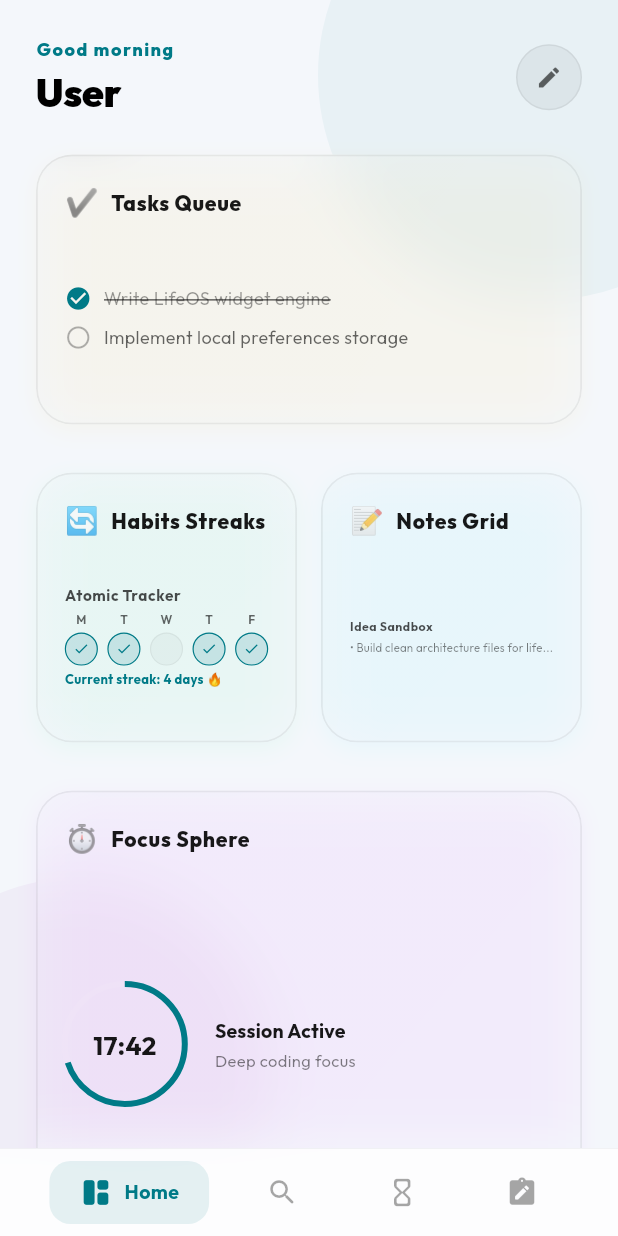
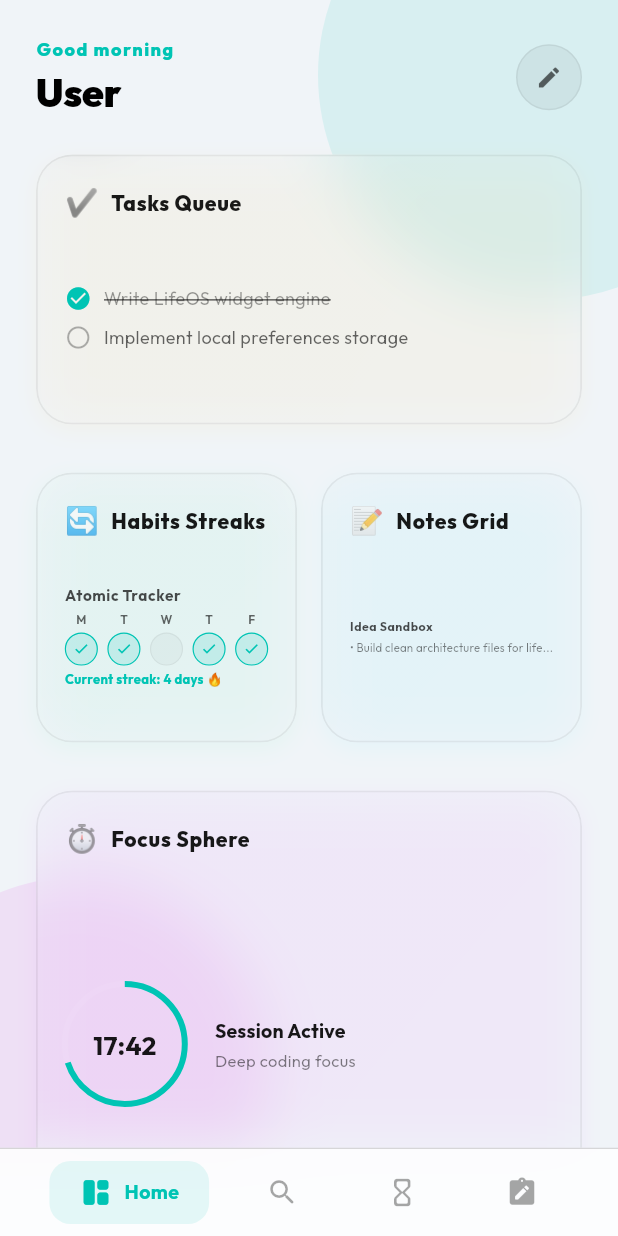
Before and after one commit to Ashwin-R05/Life_OS, a Flutter app: the HomeScreen screen opened by its route, on a phone screen of 412 x 824 dp. Run offline on Flutter 3.47's test engine with Material 3 defaults, Android fonts, the phone set to English and light mode, and no system bars; our stand-ins replace file_picker, google_fonts, open_file, permission_handler, shared_preferences; accounts and stored records are empty.

Commit message:
feat(ui): Redesign UI with a futuristic cyber aesthetic
- Updated `app_theme.dart` to use a darker base and Cyber Cyan/Magenta glows.
- Enhanced border visibility on the `home_screen.dart` glass bottom navigation.
- Increased opacity of the background blobs on `dashboard_screen.dart`.
- Adjusted Dart SDK constraint in `pubspec.yaml` to allow for local testing with Dart 3.11.0.

Co-authored-by: Ashwin-R05 <188135950+Ashwin-R05@users.noreply.github.com>

```diff
--- a/lib/core/theme/app_theme.dart
+++ b/lib/core/theme/app_theme.dart
@@ -2,30 +2,30 @@ import 'package:flutter/material.dart';
 import 'package:google_fonts/google_fonts.dart';
 
 class AppTheme {
-  // Theme Accent Colors
-  static const Color darkBackground = Color(0xFF090D16);
-  static const Color darkCardBackground = Color(0x0FFFFFFF);
-  static const Color darkBorderColor = Color(0x1BFFFFFF);
-  static const Color darkPrimaryGlow = Color(0xFF00FFF0); // Neon Cyan
-  static const Color darkSecondaryGlow = Color(0xFFBD00FF); // Neon Purple
+  // Futuristic Theme Accent Colors
+  static const Color darkBackground = Color(0xFF050505);
+  static const Color darkCardBackground = Color(0x1AFFFFFF); // More visible glass
+  static const Color darkBorderColor = Color(0x33FFFFFF);
+  static const Color darkPrimaryGlow = Color(0xFF00FFCC); // Cyber Cyan
+  static const Color darkSecondaryGlow = Color(0xFFFF00FF); // Cyber Magenta
 
-  static const Color lightBackground = Color(0xFFF4F7FB);
-  static const Color lightCardBackground = Color(0x66FFFFFF);
+  static const Color lightBackground = Color(0xFFF0F4F8);
+  static const Color lightCardBackground = Color(0x80FFFFFF);
   static const Color lightBorderColor = Color(0x33000000);
-  static const Color lightPrimaryGlow = Color(0xFF007A87); // Deep Cyan
-  static const Color lightSecondaryGlow = Color(0xFF7B0099); // Deep Purple
+  static const Color lightPrimaryGlow = Color(0xFF00C4B4); // Bright Cyan
+  static const Color lightSecondaryGlow = Color(0xFFD500D5); // Bright Magenta
 
   // Background Mesh Blob Colors
   static const List<Color> darkBlobColors = [
-    Color(0x3C00FFF0), // Semi-transparent Neon Cyan
-    Color(0x28BD00FF), // Semi-transparent Neon Purple
-    Color(0x1E002BFF), // Deep Blue
+    Color(0x4000FFCC), // Cyber Cyan
+    Color(0x2AFF00FF), // Cyber Magenta
+    Color(0x1A0055FF), // Deep Cyber Blue
   ];
 
   static const List<Color> lightBlobColors = [
-    Color(0x2800D1FF),
-    Color(0x1CFF00E5),
-    Color(0x147700FF),
+    Color(0x3300C4B4),
+    Color(0x26D500D5),
+    Color(0x1A0066FF),
   ];
 
   static ThemeData get darkTheme {
--- a/lib/features/dashboard/screens/dashboard_screen.dart
+++ b/lib/features/dashboard/screens/dashboard_screen.dart
@@ -48,13 +48,13 @@ class _DashboardScreenState extends State<DashboardScreen> {
     final dashboardController = Provider.of<DashboardController>(context);
     final isEditMode = dashboardController.isEditMode;
 
-    // Glowing mesh blob gradient backgrounds
+    // Futuristic glowing mesh blob gradient backgrounds
     final blobColors = isDark ? [
+      theme.colorScheme.primary.withValues(alpha: 0.2), // increased opacity for futuristic feel
+      theme.colorScheme.secondary.withValues(alpha: 0.15),
+    ] : [
       theme.colorScheme.primary.withValues(alpha: 0.1),
       theme.colorScheme.secondary.withValues(alpha: 0.08),
-    ] : [
-      theme.colorScheme.primary.withValues(alpha: 0.05),
-      theme.colorScheme.secondary.withValues(alpha: 0.04),
     ];
 
     return Scaffold(
--- a/lib/shared/screens/home_screen.dart
+++ b/lib/shared/screens/home_screen.dart
@@ -38,14 +38,14 @@ class _HomeScreenState extends State<HomeScreen> {
           child: Container(
             decoration: BoxDecoration(
               color: isDark
-                  ? const Color(0xFF090D16).withValues(alpha: 0.85)
+                  ? const Color(0xFF050505).withValues(alpha: 0.85)
                   : Colors.white.withValues(alpha: 0.8),
               border: Border(
                 top: BorderSide(
                   color: isDark
-                      ? Colors.white.withValues(alpha: 0.06)
-                      : Colors.black.withValues(alpha: 0.06),
-                  width: 0.5,
+                      ? Colors.white.withValues(alpha: 0.15) // more visible border
+                      : Colors.black.withValues(alpha: 0.15),
+                  width: 1.0,
                 ),
               ),
             ),
--- a/pubspec.yaml
+++ b/pubspec.yaml
@@ -19,7 +19,7 @@ publish_to: 'none' # Remove this line if you wish to publish to pub.dev
 version: 1.0.0+1
 
 environment:
-  sdk: ^3.12.2
+  sdk: '>=3.11.0 <4.0.0'
 
 # Dependencies specify other packages that your package needs in order to work.
 # To automatically upgrade your package dependencies to the latest versions
```
Also changed, not shown: pubspec.lock.
